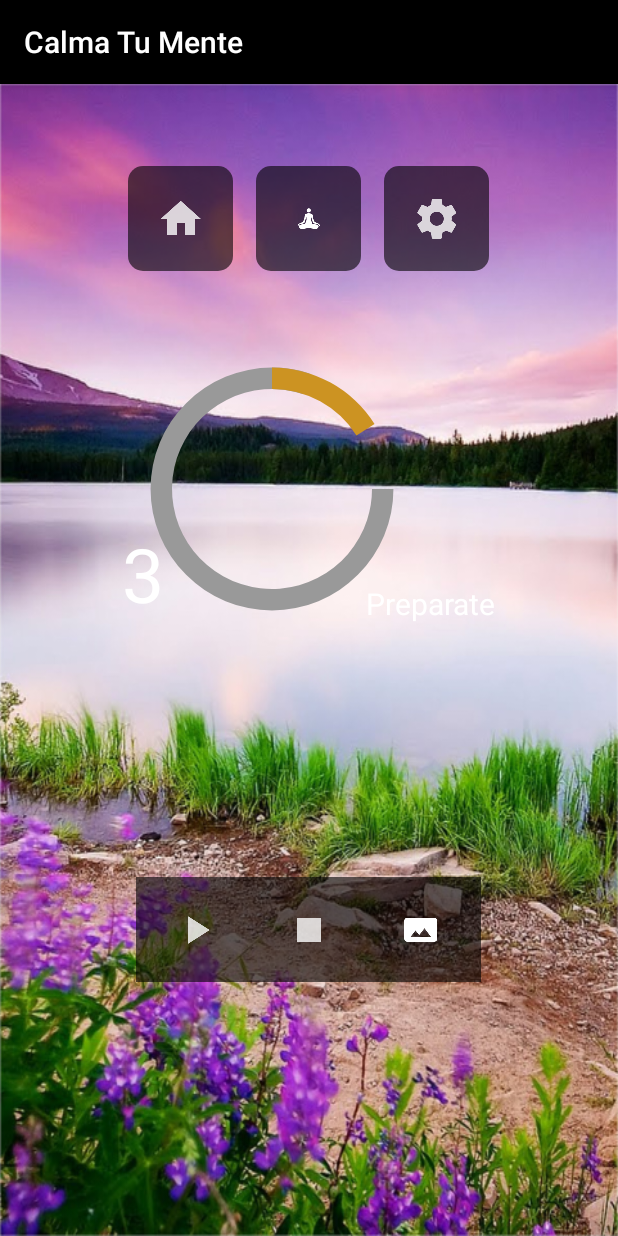
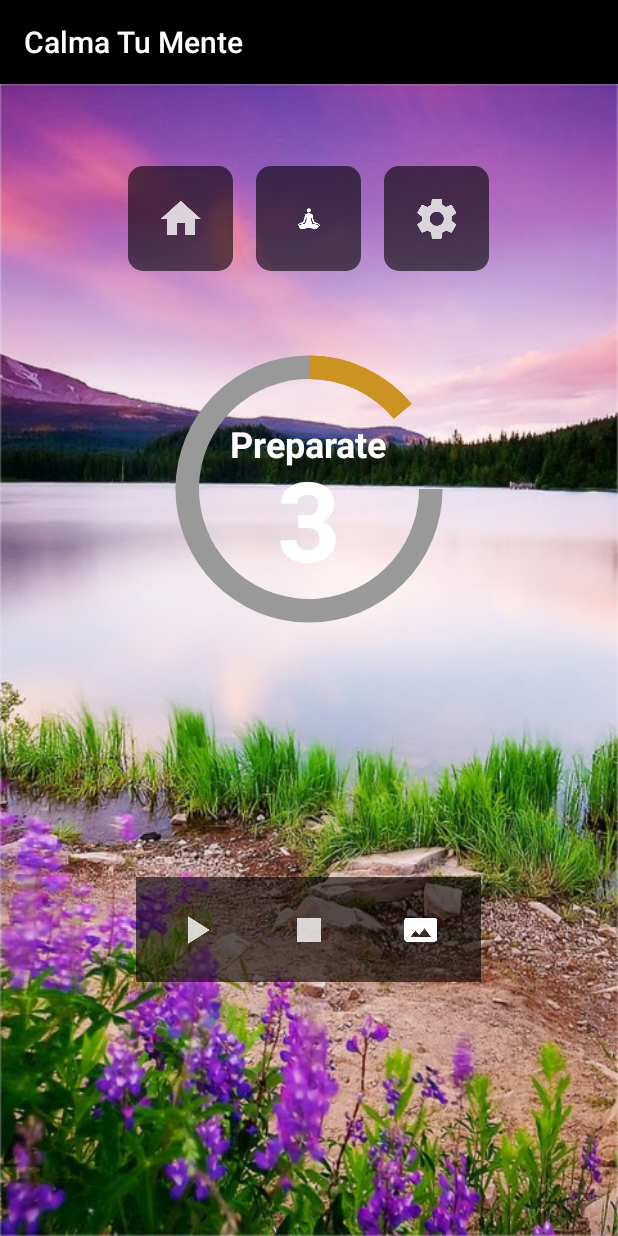
Before and after one commit to mmaneff/CalmaTuMente, an Android app: the MinMeditacionActivity screen opened directly, with no data from a screen before it, on a phone screen of 412 x 824 dp. Run offline under Robolectric (Android 15) with nearby library versions, the phone set to English and light mode, and no system bars.

Commit message:
centrar texto dentro del circular progress bar

```diff
--- a/app/src/main/res/layout/activity_min_meditacion.xml
+++ b/app/src/main/res/layout/activity_min_meditacion.xml
@@ -69,7 +69,7 @@
 
     </LinearLayout>
 
-    <RelativeLayout
+    <FrameLayout
         android:id="@+id/layoutLogo"
         android:layout_width="match_parent"
         android:layout_height="180dp"
@@ -80,15 +80,18 @@
             android:id="@+id/tvCuenta"
             android:layout_width="wrap_content"
             android:layout_height="wrap_content"
-            android:layout_alignBottom="@+id/circularProgressbar"
+            android:layout_gravity="center"
+            android:layout_marginTop="20dp"
             android:textColor="#fff"
-            android:textSize="50dp"
+            android:textSize="74dp"
+            android:textStyle="bold"
             android:text="3" />
 
         <ProgressBar
             android:id="@+id/circularProgressbar"
-            android:layout_width="200dp"
-            android:layout_height="200dp"
+            android:layout_width="220dp"
+            android:layout_height="220dp"
+            android:layout_gravity="center"
             style="?android:attr/progressBarStyleHorizontal"
             android:indeterminate="false"
             android:progress="50"
@@ -100,15 +103,14 @@
             android:id="@+id/tvEstado"
             android:layout_width="wrap_content"
             android:layout_height="wrap_content"
-            android:layout_alignBottom="@+id/circularProgressbar"
-            android:layout_centerInParent="true"
+            android:layout_gravity="center"
+            android:layout_marginBottom="30dp"
             android:textColor="#fff"
-            android:textSize="20dp"
+            android:textSize="24dp"
+            android:textStyle="bold"
             android:text="Preparate" />
 
-
-
-    </RelativeLayout>
+    </FrameLayout>
 
     <LinearLayout
         android:id="@+id/layoutText"
```
Also changed, not shown: 2 other files.
